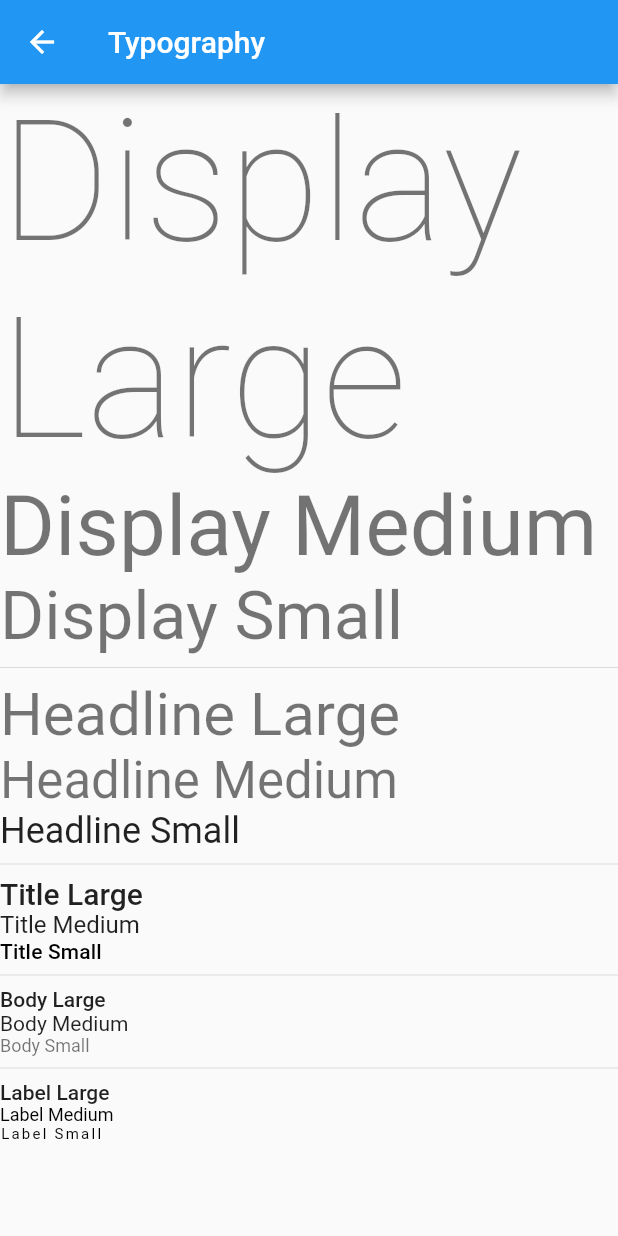
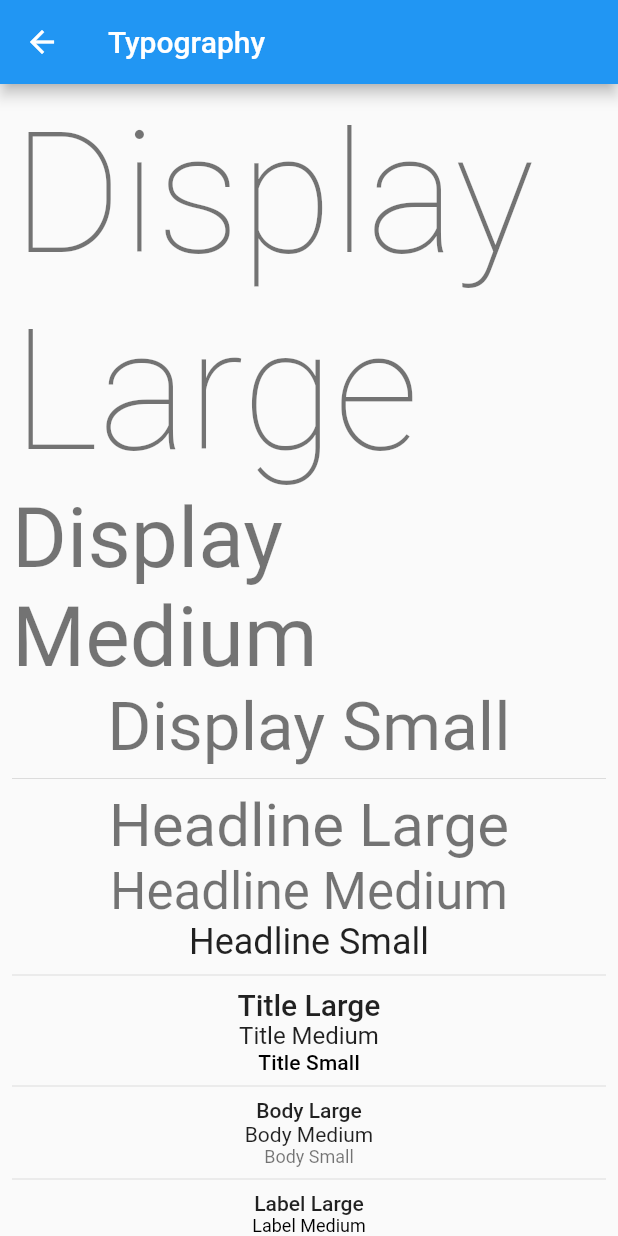
Before and after one commit to rozpo/theme_test, a Flutter app: the TypographyPage screen opened by its route, on a phone screen of 412 x 824 dp. Run offline on Flutter 3.47's test engine with Material 2 defaults, Android fonts, the phone set to English and light mode, and no system bars; our stand-ins replace beamer.

Commit message:
Update view of typography page

```diff
--- a/lib/pages/typography_page.dart
+++ b/lib/pages/typography_page.dart
@@ -11,7 +11,11 @@ class TypographyPage extends StatelessWidget {
       appBar: AppBar(
         title: Text(Routes.typography.name),
       ),
-      body: ListView(
+      body: SingleChildScrollView(
+        child: Center(
+          child: Padding(
+            padding: const EdgeInsets.all(8.0),
+            child: Column(
               children: [
                 Text(
                   'Display Large',
@@ -79,6 +83,9 @@ class TypographyPage extends StatelessWidget {
                 ),
               ],
             ),
+          ),
+        ),
+      ),
     );
   }
 }
```
Lines whose indentation alone changed are shown as unchanged.
